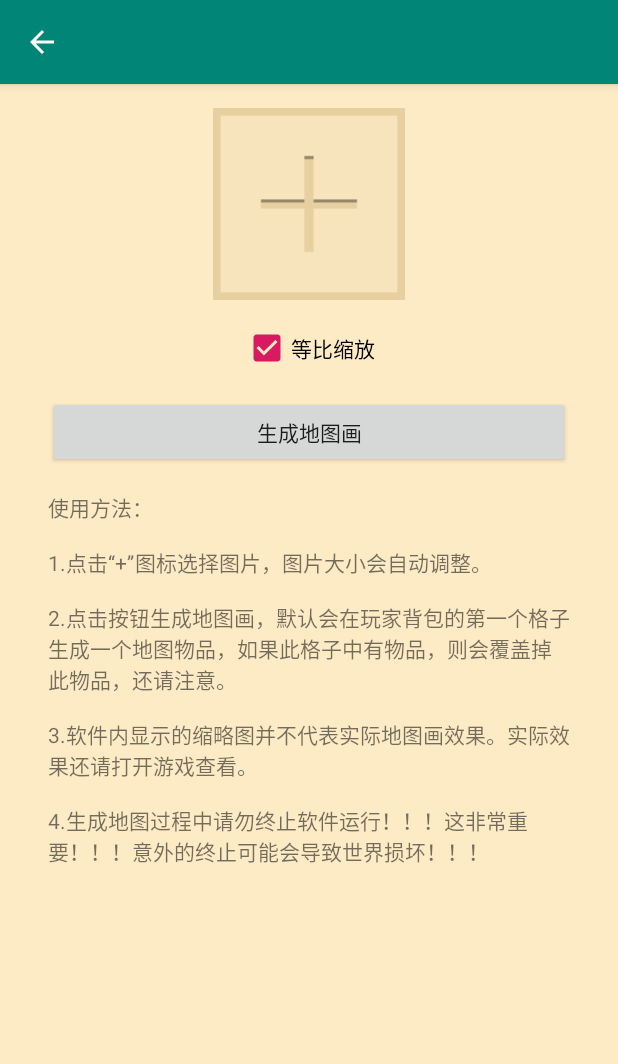
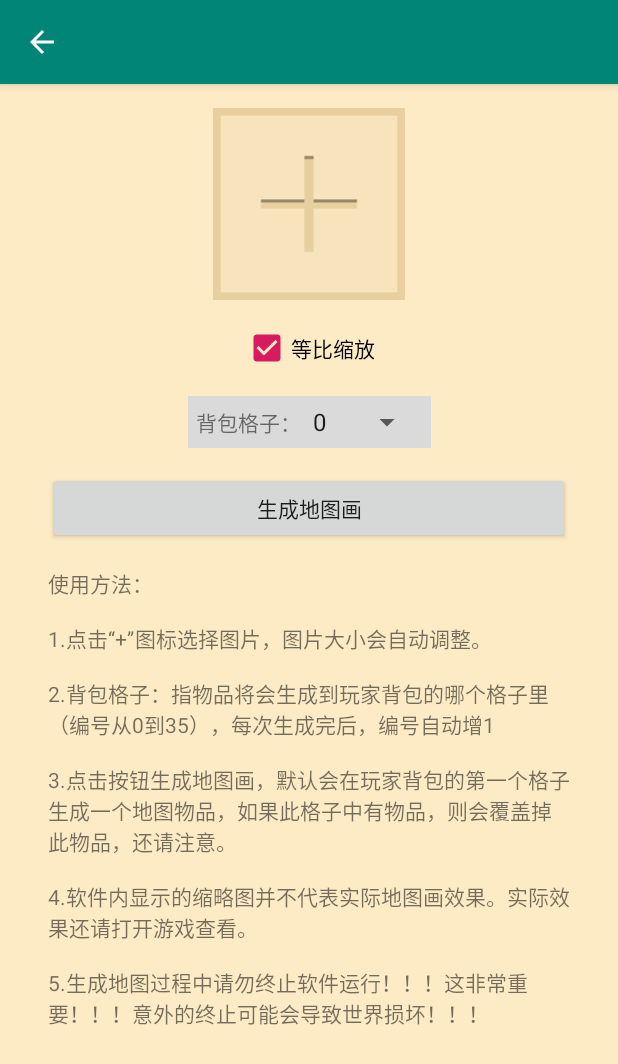
Before and after one commit to CreatorMC/MapPaintingEditor, an Android app: the ImportPicActivity screen opened directly, with no data from a screen before it, on a phone screen of 412 x 824 dp. Shown: the top 1064 px of the screen. Run offline under Robolectric (Android 15) with nearby library versions, the phone set to English and light mode, and no system bars.

Commit message:
完善帮助页面，支持在普通模式下批量生成

```diff
--- a/app/src/main/java/com/tmsstudio/mappaintingeditor/Help.java
+++ b/app/src/main/java/com/tmsstudio/mappaintingeditor/Help.java
@@ -34,6 +34,16 @@ public class Help extends AppCompatActivity {
         createExpand(view, "显示生成成功，但是进入世界却没有地图画",
                 "1.请完全退出MC后再进行操作\n" +
                 "2.查看生成地图画的存档在软件内是否有“此应用”的标识，如果有，请将存档手动复制回游戏存储位置。");
+        linearLayout.addView(view);
+
+        view = (LinearLayout)getLayoutInflater().inflate(R.layout.activity_expand_view, null);
+        createExpand(view, "安卓11及其以上正确打开软件方式",
+                "1.打开本软件的所有文件访问权限\n" + "2.点击刷新地图列表（或完全退出软件重新打开）");
+        linearLayout.addView(view);
+
+        view = (LinearLayout)getLayoutInflater().inflate(R.layout.activity_expand_view, null);
+        createExpand(view, "安卓11及其以上任何方法都无法操作游戏内文件夹",
+                "1.进行root（不推荐）\n" + "2.使用VMOS等手机上的安卓模拟器（占用存储空间大）");
         linearLayout.addView(view);
 
         view = (LinearLayout)getLayoutInflater().inflate(R.layout.activity_expand_view, null);
--- a/app/src/main/java/com/tmsstudio/mappaintingeditor/ImportPicActivity.java
+++ b/app/src/main/java/com/tmsstudio/mappaintingeditor/ImportPicActivity.java
@@ -13,6 +13,7 @@ import android.view.View;
 import android.widget.Button;
 import android.widget.CheckBox;
 import android.widget.ImageView;
+import android.widget.Spinner;
 import android.widget.Toast;
 
 import androidx.annotation.Nullable;
@@ -40,11 +41,10 @@ import java.util.Random;
 
 public class ImportPicActivity extends AppCompatActivity{
     String folder;    //地图根文件夹路径
-//    ArrayList<String> arrayListName;
-//    int version;
     String name;
     ImageView show_image;
     CheckBox check_scall;
+    Spinner spinner;
     byte[] img;
     String picturePath;     //图片路径
     Button summon_map;
@@ -67,6 +67,7 @@ public class ImportPicActivity extends AppCompatActivity{
         show_image = findViewById(R.id.show_image_grid);
         check_scall = findViewById(R.id.check_complete);
         summon_map = findViewById(R.id.summon_map_grid);
+        spinner = findViewById(R.id.spinner);
 
         check_scall.setOnClickListener(new View.OnClickListener() {
             @Override
@@ -109,10 +110,12 @@ public class ImportPicActivity extends AppCompatActivity{
 
                     Log.i("TMS", "本地文件路径: " + folder);
                     testDB = Util.openDB(testDB, folder);
-                    summonMapItem(mc_map, 0, testDB);
+                    int slot = Integer.parseInt(spinner.getSelectedItem().toString());  //根据用户选择的背包格子进行生成
+                    summonMapItem(mc_map, slot, testDB);
                     testDB = Util.closeDB(testDB);
 
                     Toast.makeText(ImportPicActivity.this, "生成成功，请打开游戏查看。", Toast.LENGTH_SHORT).show();
+                    spinner.setSelection((slot + 1) % 36);                              //生成完后编号自增1
                 } else {
                     Toast.makeText(ImportPicActivity.this, "请选择图片再生成！", Toast.LENGTH_SHORT).show();
                 }
--- a/app/src/main/res/layout/activity_import_pic.xml
+++ b/app/src/main/res/layout/activity_import_pic.xml
@@ -37,6 +37,39 @@
                 app:layout_constraintStart_toStartOf="parent"
                 app:layout_constraintTop_toBottomOf="@+id/show_image_grid" />
 
+            <androidx.constraintlayout.widget.ConstraintLayout
+                android:id="@+id/linearLayout2"
+                android:layout_width="wrap_content"
+                android:layout_height="wrap_content"
+                android:layout_marginTop="16dp"
+                android:orientation="horizontal"
+                android:padding="5dp"
+                android:background="@color/colorBackgroundSpinner"
+                app:layout_constraintEnd_toEndOf="parent"
+                app:layout_constraintStart_toStartOf="parent"
+                app:layout_constraintTop_toBottomOf="@+id/check_complete">
+
+                <TextView
+                    android:id="@+id/textView4"
+                    android:layout_width="wrap_content"
+                    android:layout_height="wrap_content"
+                    android:text="@string/cell"
+                    app:layout_constraintBottom_toBottomOf="parent"
+                    app:layout_constraintEnd_toStartOf="@+id/spinner"
+                    app:layout_constraintStart_toStartOf="parent"
+                    app:layout_constraintTop_toTopOf="parent" />
+
+                <Spinner
+                    android:id="@+id/spinner"
+                    android:layout_width="wrap_content"
+                    android:layout_height="wrap_content"
+                    android:entries="@array/spinner_data"
+                    android:spinnerMode="dialog"
+                    app:layout_constraintBottom_toBottomOf="parent"
+                    app:layout_constraintEnd_toEndOf="parent"
+                    app:layout_constraintTop_toTopOf="parent" />
+            </androidx.constraintlayout.widget.ConstraintLayout>
+
             <TextView
                 android:id="@+id/textView"
                 android:layout_width="0dp"
@@ -60,7 +93,7 @@
                 android:text="@string/add_pic"
                 app:layout_constraintEnd_toEndOf="parent"
                 app:layout_constraintStart_toStartOf="parent"
-                app:layout_constraintTop_toBottomOf="@+id/check_complete" />
+                app:layout_constraintTop_toBottomOf="@+id/linearLayout2" />
         </androidx.constraintlayout.widget.ConstraintLayout>
     </ScrollView>
 
--- a/app/src/main/res/values/colors.xml
+++ b/app/src/main/res/values/colors.xml
@@ -4,4 +4,5 @@
     <color name="colorPrimaryDark">#00574B</color>
     <color name="colorAccent">#D81B60</color>
     <color name="colorBackground">#FDEBC6</color>
+    <color name="colorBackgroundSpinner">#DADADA</color>
 </resources>
--- a/app/src/main/res/values/strings.xml
+++ b/app/src/main/res/values/strings.xml
@@ -3,7 +3,7 @@
     <string name="add_pic">生成地图画</string>
     <string name="proportional_scaling">等比缩放</string>
     <string name="proportional_complete">完整切割</string>
-    <string name="introduce">使用方法：\n\n1.点击“+”图标选择图片，图片大小会自动调整。\n\n2.点击按钮生成地图画，默认会在玩家背包的第一个格子生成一个地图物品，如果此格子中有物品，则会覆盖掉此物品，还请注意。\n\n3.软件内显示的缩略图并不代表实际地图画效果。实际效果还请打开游戏查看。\n\n4.生成地图过程中请勿终止软件运行！！！这非常重要！！！意外的终止可能会导致世界损坏！！！\n\n</string>
+    <string name="introduce">使用方法：\n\n1.点击“+”图标选择图片，图片大小会自动调整。\n\n2.背包格子：指物品将会生成到玩家背包的哪个格子里（编号从0到35），每次生成完后，编号自动增1\n\n3.点击按钮生成地图画，默认会在玩家背包的第一个格子生成一个地图物品，如果此格子中有物品，则会覆盖掉此物品，还请注意。\n\n4.软件内显示的缩略图并不代表实际地图画效果。实际效果还请打开游戏查看。\n\n5.生成地图过程中请勿终止软件运行！！！这非常重要！！！意外的终止可能会导致世界损坏！！！\n\n</string>
     <string name="menu_about">关于</string>
     <string name="help">帮助</string>
     <string name="empower">导入游戏内地图</string>
@@ -18,5 +18,44 @@
     <string name="col">列数</string>
     <string name="intelligent_identification">智能分析</string>
     <string name="state">状态：</string>
+    <string name="cell">背包格子：</string>
+    <string-array name="spinner_data">
+        <item>0</item>
+        <item>1</item>
+        <item>2</item>
+        <item>3</item>
+        <item>4</item>
+        <item>5</item>
+        <item>6</item>
+        <item>7</item>
+        <item>8</item>
+        <item>9</item>
+        <item>10</item>
+        <item>11</item>
+        <item>12</item>
+        <item>13</item>
+        <item>14</item>
+        <item>15</item>
+        <item>16</item>
+        <item>17</item>
+        <item>18</item>
+        <item>19</item>
+        <item>20</item>
+        <item>21</item>
+        <item>22</item>
+        <item>23</item>
+        <item>24</item>
+        <item>25</item>
+        <item>26</item>
+        <item>27</item>
+        <item>28</item>
+        <item>29</item>
+        <item>30</item>
+        <item>31</item>
+        <item>32</item>
+        <item>33</item>
+        <item>34</item>
+        <item>35</item>
+    </string-array>
     <string name="introduce_grid">使用方法：\n\n1.点击“+”图标选择图片。\n\n2.完整切割：勾选此项后，生成的地图画不会有多余的空白像素，但图片可能会被拉伸。\n\n3.行：要把图片切分成几行，列：要把图片切分成几列。\n（注意：行列相乘应不超过36，否则无法生成）\n\n4.智能分析：尽量在不缩放图片的情况下提供切分的最佳行列选项。\n\n5.点击“生成地图画”按钮即可把得到的地图都放入玩家背包中，已存在的物品会被覆盖，还请注意。\n\n6.软件内显示的缩略图并不代表实际地图画效果。实际效果还请打开游戏查看。\n\n7.生成地图过程中请勿终止软件运行！！！这非常重要！！！意外的终止可能会导致世界损坏！！！\n\n</string>
 </resources>
```
